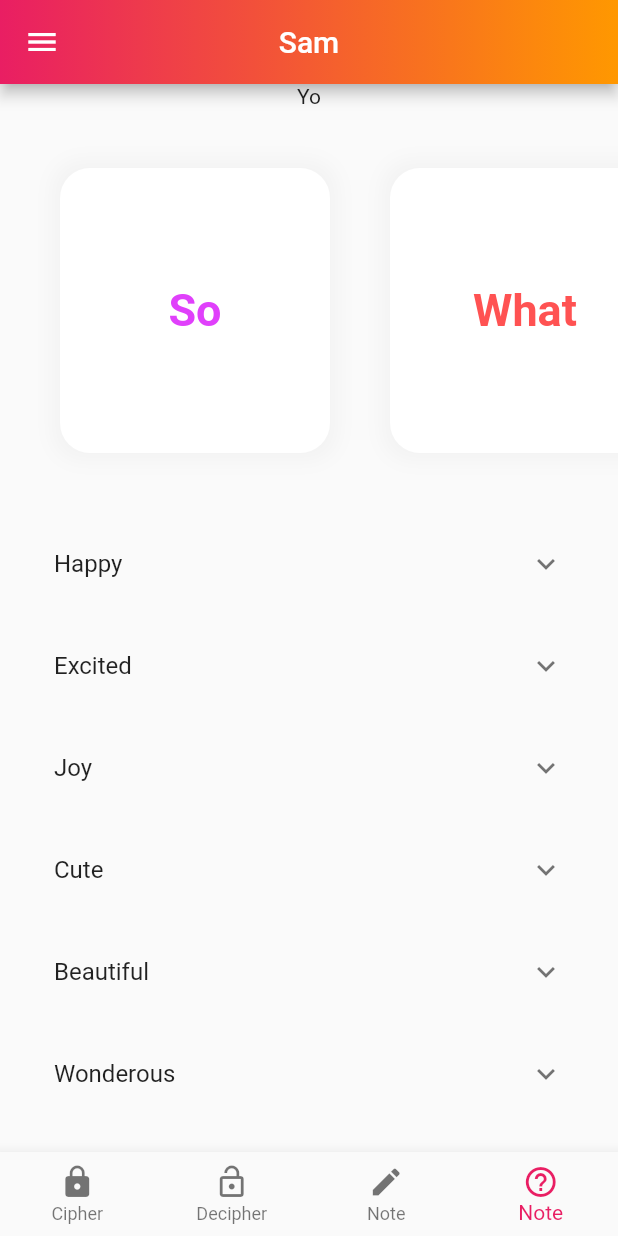
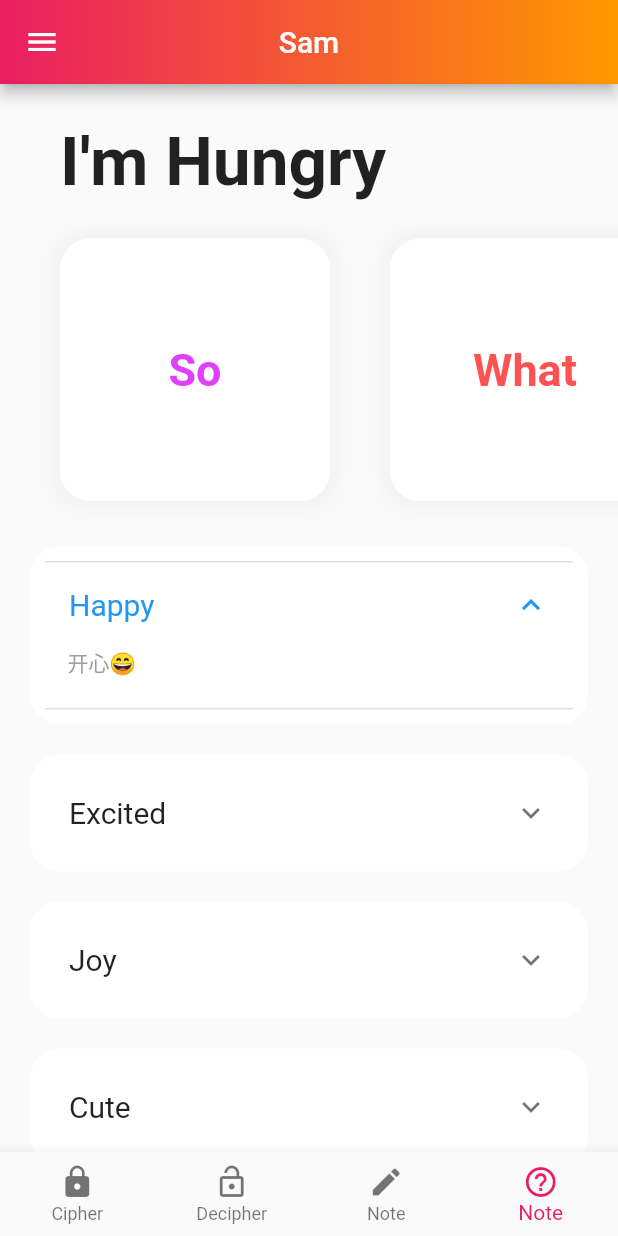
Before and after one commit to AndyLaiJS/booo_app, a Flutter app: the screen it shows after launch, item 4 of the bottom bar chosen, on a phone screen of 412 x 824 dp. Run offline on Flutter 3.47's test engine with Material 2 defaults, Android fonts, the phone set to English and light mode, and no system bars; our stand-ins replace fl_chart, gradient_app_bar; missing offline and left inert: flutter_dialogflow.

Commit message:
My stuff that I lost track wayyy long ago
only doing this because I wanna upgrade my flutter hahahahahaha

```diff
--- a/lib/cipher.dart
+++ b/lib/cipher.dart
@@ -44,8 +44,13 @@ class CipherState extends State<CipherPage> {
   @override
   Widget build(BuildContext context) {
     return Scaffold(
+      resizeToAvoidBottomPadding: false,
       body: Center(
-        child: Column(
+        child: ListView(
+          padding: EdgeInsets.zero,
+          shrinkWrap: true,
+          children: <Widget>[
+            Column(
               mainAxisAlignment: MainAxisAlignment.center,
               children: <Widget>[
                 ConstrainedBox(
@@ -90,6 +95,8 @@ class CipherState extends State<CipherPage> {
                 Container(
                   width: 280,
                   child: TextField(
+                    minLines: 1,
+                    maxLines: 5,
                     onChanged: changeText,
                     decoration: InputDecoration(
                         hintText: "Cipher",
@@ -114,7 +121,9 @@ class CipherState extends State<CipherPage> {
                   ),
                 )
               ],
-        )
+            ),
+          ],
+        ),
       ),
     );
   }
--- a/lib/cool.dart
+++ b/lib/cool.dart
@@ -35,6 +35,8 @@ class _DashPageState extends State<DashPage> {
   ];
 
   var vword = [
+    " ",
+    " ",
     "Happy",
     "Excited",
     "Joy",
@@ -44,7 +46,9 @@ class _DashPageState extends State<DashPage> {
   ];
 
   var eword = [
-    "Be Happy",
+    "",
+    "",
+    "开心😄",
     "Adrenaline",
     "Smile",
     "Adorable",
@@ -57,9 +61,35 @@ class _DashPageState extends State<DashPage> {
     return Scaffold(
       body: Column(
         children: <Widget>[
-          Text("Yo"),
-          Container(
-            height: 270,
+          SizedBox(height: 25),
+          Expanded(
+            child: ListView.builder(
+              padding: EdgeInsets.zero,
+              itemCount: vword.length,
+              itemBuilder: (context, int index) {
+                bool exp = false;
+                if (index == 2)
+                  exp = true;
+                else
+                  exp = false;
+
+                if (index == 0) {
+                  return Padding(
+                    padding: const EdgeInsets.only(left: 40, bottom: 0),
+                    child: Align(
+                      alignment: Alignment.centerLeft,
+                      child: Text(
+                        "I'm Hungry",
+                        style: TextStyle(
+                          fontWeight: FontWeight.bold,
+                          fontSize: 45,
+                        ),
+                      ),
+                    ),
+                  );
+                } else if (index == 1) {
+                  return Container(
+                    height: 220,
                     child: ListView.builder(
                       scrollDirection: Axis.horizontal,
                       itemCount: word.length,
@@ -67,7 +97,7 @@ class _DashPageState extends State<DashPage> {
                         double marg = 0;
                         if (index == word.length - 1) marg = 40;
                         return Container(
-                  margin: EdgeInsets.fromLTRB(40, 40, marg, 40),
+                          margin: EdgeInsets.fromLTRB(40, 25, marg, 20),
                           width: 180,
                           decoration: BoxDecoration(
                             color: Colors.white,
@@ -94,18 +124,37 @@ class _DashPageState extends State<DashPage> {
                         );
                       },
                     ),
+                  );
+                }
+                return Container(
+                  padding: EdgeInsets.all(10),
+                  decoration: BoxDecoration(
+                    color: Colors.white,
+                    borderRadius: BorderRadius.circular(20),
                   ),
-          Expanded(
-            child: ListView.builder(
-              itemCount: word.length,
-              itemBuilder: (context, int index) {
-                return Container(
-                  margin: EdgeInsets.fromLTRB(20, 5, 20, 5),
+                  margin: EdgeInsets.fromLTRB(20, 10, 20, 10),
                   child: ExpansionTile(
+                    initiallyExpanded: exp,
                     title: Text(
                       "${vword[index]}",
+                      style: TextStyle(
+                        fontSize: 20,
+                      )
                     ),
-                    children: <Widget>[],
+                    children: <Widget>[
+                      Padding(
+                        padding: const EdgeInsets.only(left: 15, bottom: 20),
+                        child: Align(
+                          alignment: Alignment.centerLeft,
+                          child: Text(
+                            "${eword[index]}",
+                            style: TextStyle(
+                              color: Colors.grey,
+                            ),
+                          ),
+                        ),
+                      )
+                    ],
                   ),
                 );
               },
--- a/lib/decipher.dart
+++ b/lib/decipher.dart
@@ -112,6 +112,8 @@ class DecipherState extends State<DecipherPage> {
             Container(
               width: 280,
               child: TextField(
+                minLines: 1,
+                maxLines: 5,
                 onChanged: decipher,
                 decoration: InputDecoration(
                     hintText: "Decipher",
```
Lines whose indentation alone changed are shown as unchanged.
